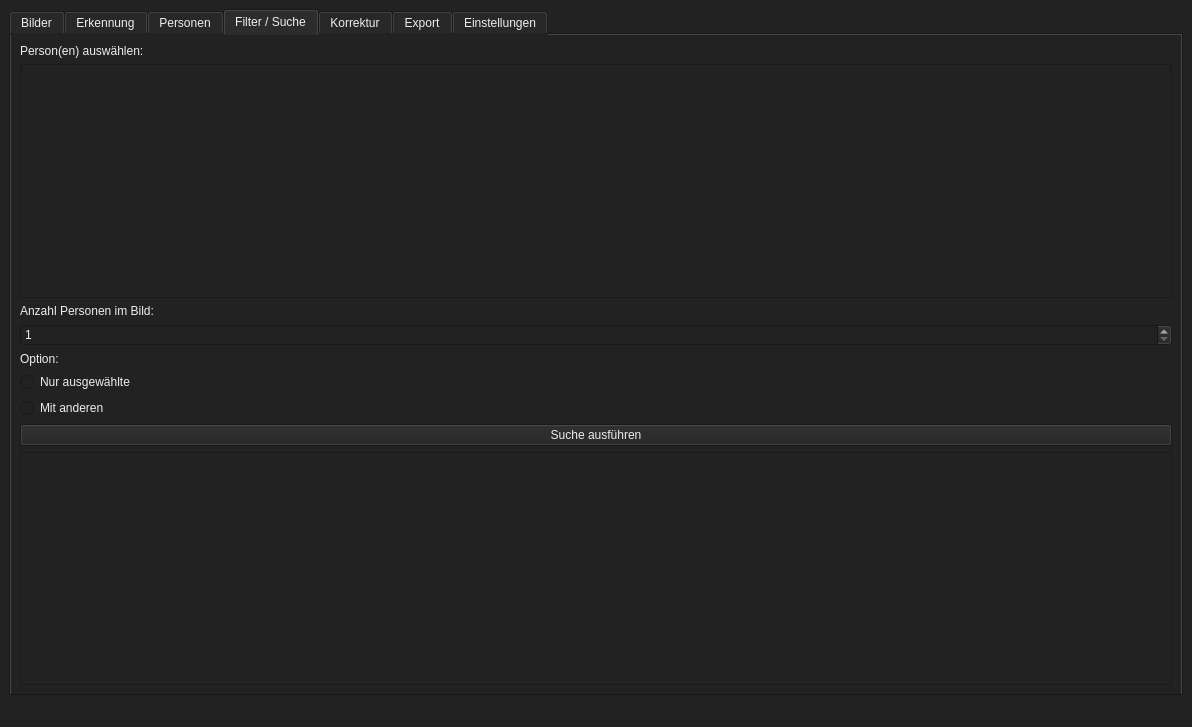
Beginner2026-de/FaceSort, file QT-Ui/Main.ui: the form before one commit.
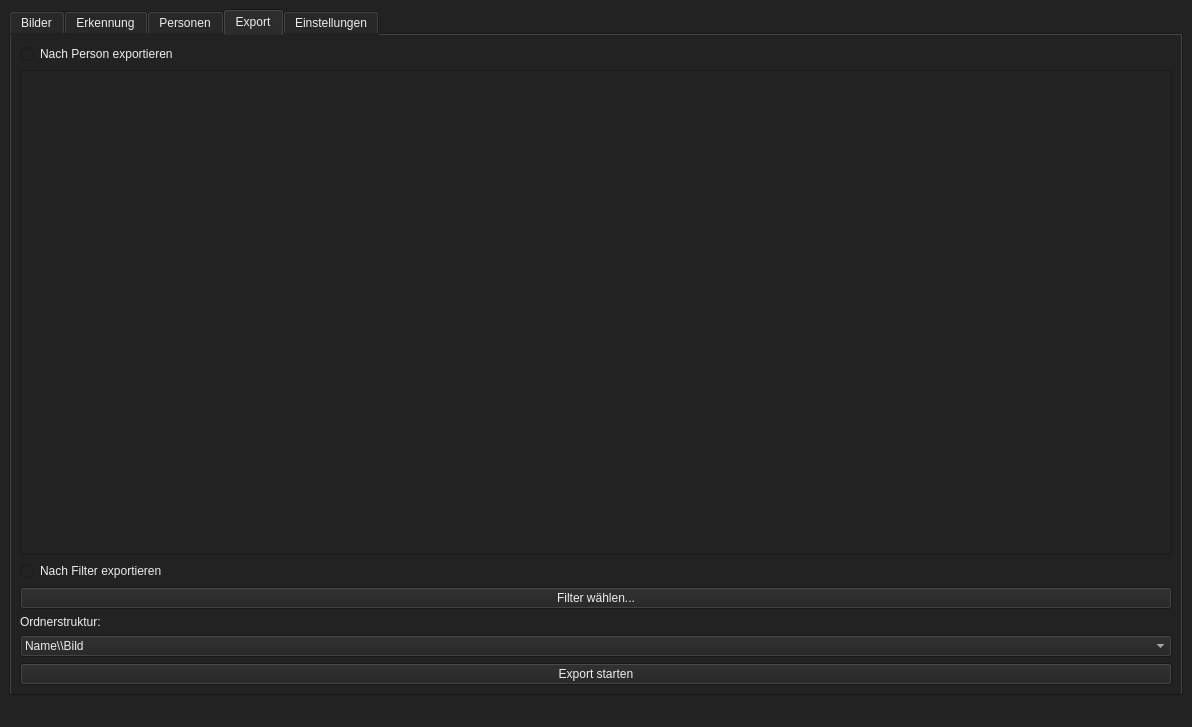
The form after the commit. The open tabs and pages were chosen to show the change.

Commit message: remove tabs

```diff
--- a/QT-Ui/Main.ui
+++ b/QT-Ui/Main.ui
@@ -519,147 +519,6 @@
         </item>
        </layout>
       </widget>
-      <widget class="QWidget" name="tab_filter">
-       <attribute name="title">
-        <string>Filter / Suche</string>
-       </attribute>
-       <layout class="QVBoxLayout" name="layout_tab4">
-        <item>
-         <widget class="QLabel" name="label_filter_select">
-          <property name="text">
-           <string>Person(en) auswählen:</string>
-          </property>
-         </widget>
-        </item>
-        <item>
-         <widget class="QListWidget" name="list_search_persons">
-          <property name="selectionMode">
-           <enum>QAbstractItemView::SelectionMode::MultiSelection</enum>
-          </property>
-         </widget>
-        </item>
-        <item>
-         <widget class="QLabel" name="label_person_count">
-          <property name="text">
-           <string>Anzahl Personen im Bild:</string>
-          </property>
-         </widget>
-        </item>
-        <item>
-         <widget class="QSpinBox" name="spin_person_count_filter">
-          <property name="minimum">
-           <number>1</number>
-          </property>
-          <property name="maximum">
-           <number>10</number>
-          </property>
-         </widget>
-        </item>
-        <item>
-         <layout class="QHBoxLayout" name="layout_exclusive">
-          <item>
-           <widget class="QLabel" name="label_exclusive">
-            <property name="text">
-             <string>Option:</string>
-            </property>
-           </widget>
-          </item>
-         </layout>
-        </item>
-        <item>
-         <widget class="QRadioButton" name="radio_only_selected">
-          <property name="text">
-           <string>Nur ausgewählte</string>
-          </property>
-         </widget>
-        </item>
-        <item>
-         <widget class="QRadioButton" name="radio_with_others">
-          <property name="text">
-           <string>Mit anderen</string>
-          </property>
-         </widget>
-        </item>
-        <item>
-         <widget class="QPushButton" name="btn_apply_search">
-          <property name="text">
-           <string>Suche ausführen</string>
-          </property>
-         </widget>
-        </item>
-        <item>
-         <widget class="QListWidget" name="list_search_results"/>
-        </item>
-       </layout>
-      </widget>
-      <widget class="QWidget" name="tab_correction">
-       <property name="sizePolicy">
-        <sizepolicy hsizetype="Expanding" vsizetype="Expanding">
-         <horstretch>0</horstretch>
-         <verstretch>0</verstretch>
-        </sizepolicy>
-       </property>
-       <attribute name="title">
-        <string>Korrektur</string>
-       </attribute>
-       <layout class="QVBoxLayout" name="verticalLayout_3">
-        <item>
-         <layout class="QVBoxLayout" name="layout_correction_right">
-          <item>
-           <widget class="QLabel" name="label_preview">
-            <property name="text">
-             <string>Bildvorschau</string>
-            </property>
-           </widget>
-          </item>
-          <item>
-           <widget class="QLabel" name="label_image_preview">
-            <property name="frameShape">
-             <enum>QFrame::Shape::Box</enum>
-            </property>
-           </widget>
-          </item>
-          <item>
-           <layout class="QHBoxLayout" name="layout_correction_actions">
-            <item>
-             <widget class="QLabel" name="label_assign">
-              <property name="text">
-               <string>Zuweisen an:</string>
-              </property>
-             </widget>
-            </item>
-            <item>
-             <widget class="QComboBox" name="combo_assign_person">
-              <item>
-               <property name="text">
-                <string>-- auswählen --</string>
-               </property>
-              </item>
-             </widget>
-            </item>
-            <item>
-             <widget class="QPushButton" name="btn_assign">
-              <property name="text">
-               <string>Zuweisen</string>
-              </property>
-             </widget>
-            </item>
-            <item>
-             <widget class="QPushButton" name="btn_ignore">
-              <property name="text">
-               <string>Ignorieren</string>
-              </property>
-             </widget>
-            </item>
-           </layout>
-          </item>
-         </layout>
-        </item>
-        <item>
-         <widget class="QListWidget" name="list_errors"/>
-        </item>
-       </layout>
-      </widget>
       <widget class="QWidget" name="tab_export">
        <attribute name="title">
         <string>Export</string>
```
Left out of the diff: 2 changed lines with no effect on the pictures.
